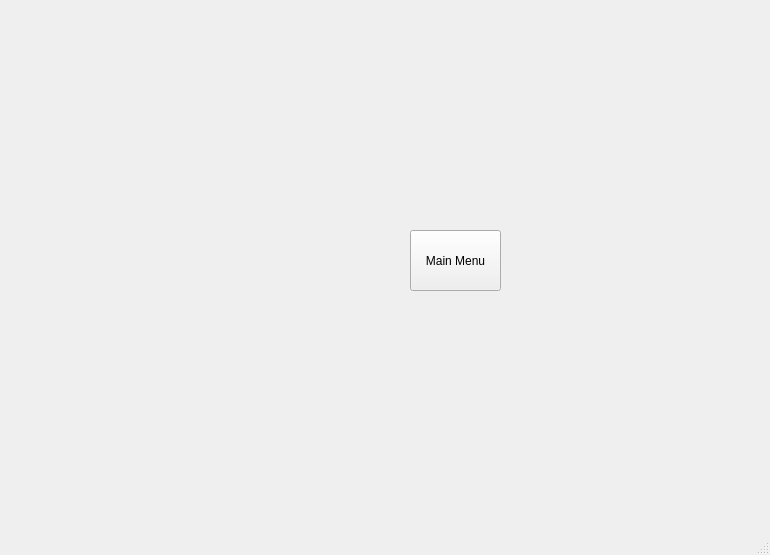
The window that app.ui (JohnPoleshchuk/KeyboardTrainer) describes before a commit, drawn with Qt 5.
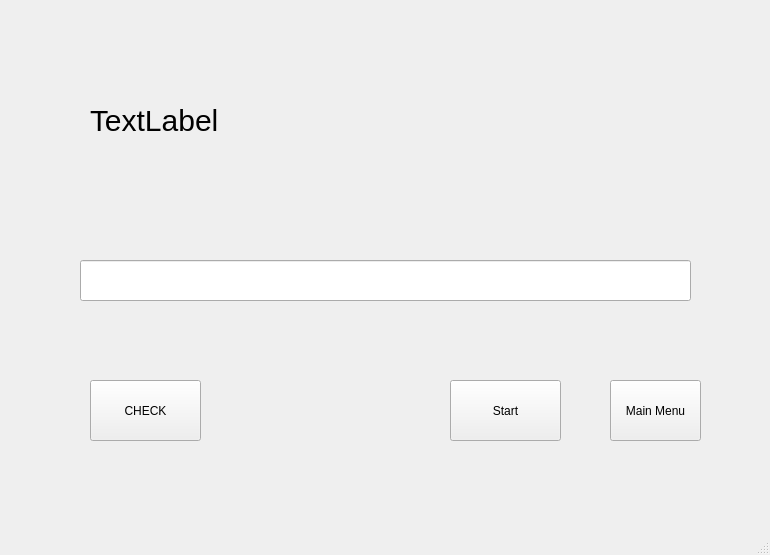
The same window after the commit. The open tabs and pages were chosen to show the change.

What changed in the file:
```diff
--- a/app.ui
+++ b/app.ui
@@ -517,8 +517,8 @@
      <widget class="QPushButton" name="ButtonMainMenuOP1">
       <property name="geometry">
        <rect>
-        <x>430</x>
-        <y>240</y>
+        <x>630</x>
+        <y>390</y>
         <width>91</width>
         <height>61</height>
        </rect>
@@ -527,6 +527,68 @@
        <string>Main Menu</string>
       </property>
      </widget>
+     <widget class="QLabel" name="Option1OUT">
+      <property name="geometry">
+       <rect>
+        <x>110</x>
+        <y>90</y>
+        <width>591</width>
+        <height>81</height>
+       </rect>
+      </property>
+      <property name="styleSheet">
+       <string notr="true">QLabel {
+font-size:30px;
+}</string>
+      </property>
+      <property name="text">
+       <string>TextLabel</string>
+      </property>
+     </widget>
+     <widget class="QPushButton" name="Option1ButtonStart">
+      <property name="geometry">
+       <rect>
+        <x>470</x>
+        <y>390</y>
+        <width>111</width>
+        <height>61</height>
+       </rect>
+      </property>
+      <property name="text">
+       <string>Start</string>
+      </property>
+     </widget>
+     <widget class="QLineEdit" name="lineEditOption1">
+      <property name="geometry">
+       <rect>
+        <x>100</x>
+        <y>270</y>
+        <width>611</width>
+        <height>41</height>
+       </rect>
+      </property>
+      <property name="styleSheet">
+       <string notr="true">QTextLabel {
+font-size:30px;
+}</string>
+      </property>
+      <property name="text">
+       <string/>
+      </property>
+     </widget>
+     <widget class="QPushButton" name="Option1ButtonCheck">
+      <property name="geometry">
+       <rect>
+        <x>110</x>
+        <y>390</y>
+        <width>111</width>
+        <height>61</height>
+       </rect>
+      </property>
+      <property name="text">
+       <string>CHECK</string>
+      </property>
+     </widget>
     </widget>
     <widget class="QWidget" name="Option2">
      <widget class="QPushButton" name="ButtonMainMenuOP2">
```
